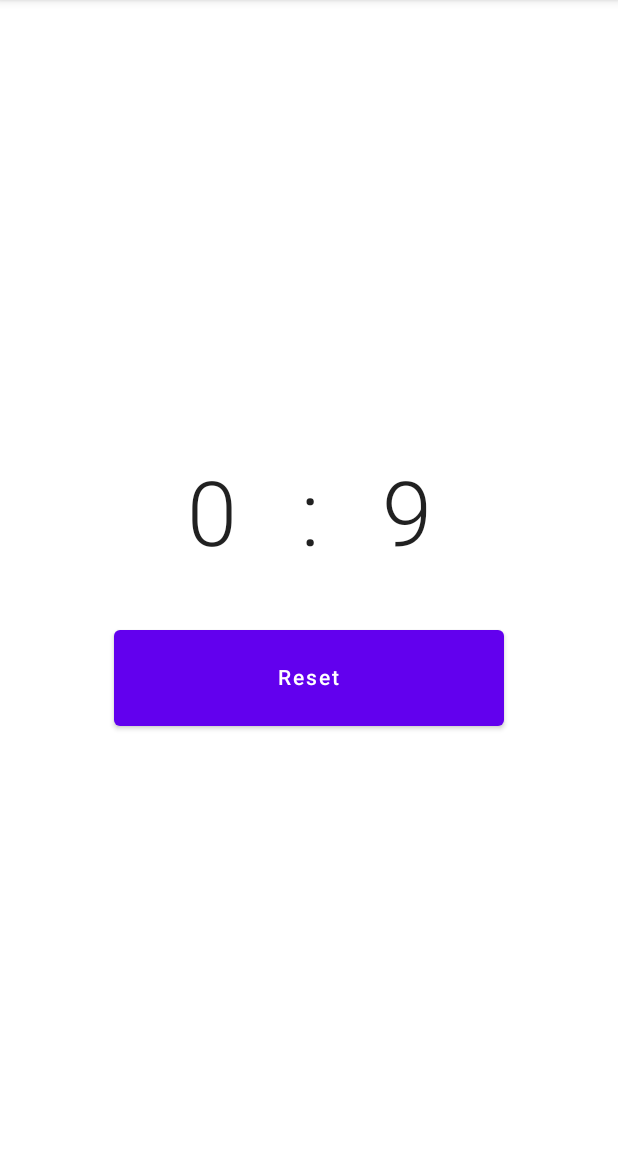
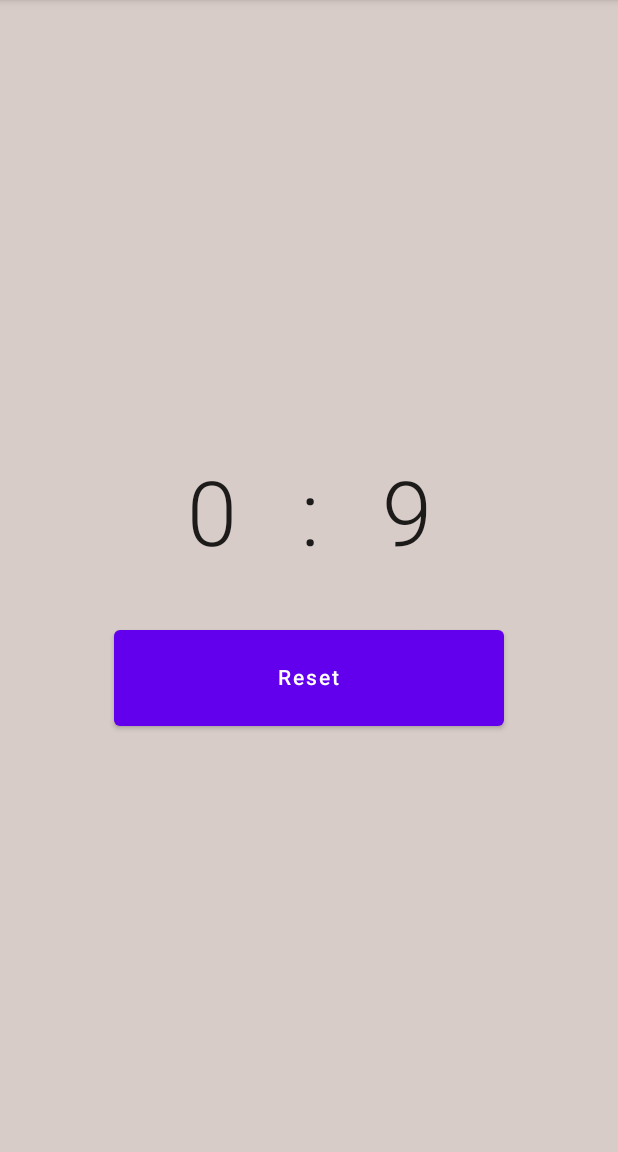
Before and after one commit to mechurak/countdown-timer-compose, an Android app built with Jetpack Compose: the screen it shows after launch (MainActivity), after a tap on "Start", on a phone screen of 412 x 824 dp, the part 84-1236 px from its top. Run offline under Robolectric (Android 15) with nearby library versions, the phone set to English and light mode, and no system bars.

Commit message:
Apply animation to backgroundColor

```diff
--- a/app/src/main/java/com/example/androiddevchallenge/ui/HomeScreen.kt
+++ b/app/src/main/java/com/example/androiddevchallenge/ui/HomeScreen.kt
@@ -15,6 +15,7 @@
  */
 package com.example.androiddevchallenge.ui
 
+import androidx.compose.animation.animateColorAsState
 import androidx.compose.material.Icon
 import androidx.compose.material.IconButton
 import androidx.compose.material.MaterialTheme
@@ -25,10 +26,12 @@ import androidx.compose.material.TopAppBar
 import androidx.compose.material.icons.Icons
 import androidx.compose.material.icons.filled.Favorite
 import androidx.compose.runtime.Composable
+import androidx.compose.runtime.getValue
 import androidx.compose.ui.tooling.preview.Preview
 import com.example.androiddevchallenge.ui.components.CountSetInput
 import com.example.androiddevchallenge.ui.components.Timer
 import com.example.androiddevchallenge.ui.theme.MyTheme
+import com.example.androiddevchallenge.ui.theme.brown100
 
 @Composable
 fun HomeScreen(
@@ -67,7 +70,8 @@ fun BodyContent(
     onStart: (Int) -> Unit,
     count: Int,
 ) {
-    Surface(color = MaterialTheme.colors.background) {
+    val backgroundColor by animateColorAsState(if (counting) brown100 else MaterialTheme.colors.background)
+    Surface(color = backgroundColor) {
         if (counting) {
             Timer(
                 count = count,
--- a/app/src/main/java/com/example/androiddevchallenge/ui/theme/Color.kt
+++ b/app/src/main/java/com/example/androiddevchallenge/ui/theme/Color.kt
@@ -21,3 +21,5 @@ val purple200 = Color(0xFFBB86FC)
 val purple500 = Color(0xFF6200EE)
 val purple700 = Color(0xFF3700B3)
 val teal200 = Color(0xFF03DAC5)
+
+val brown100 = Color(0xFFD7CCC8)
```
